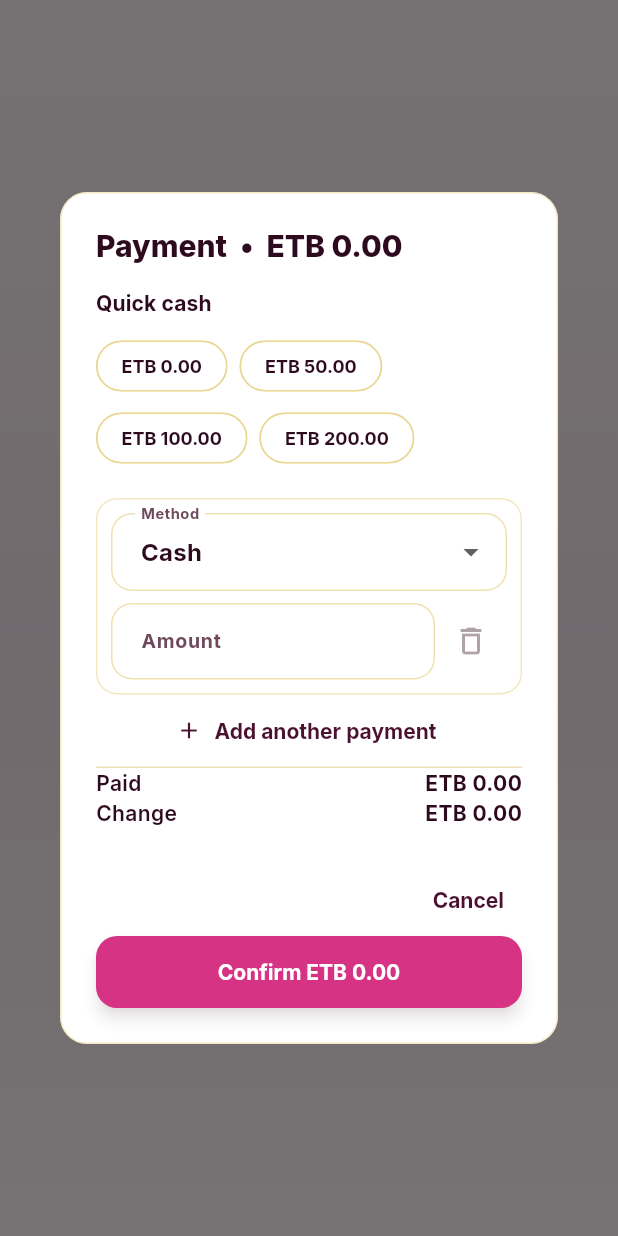
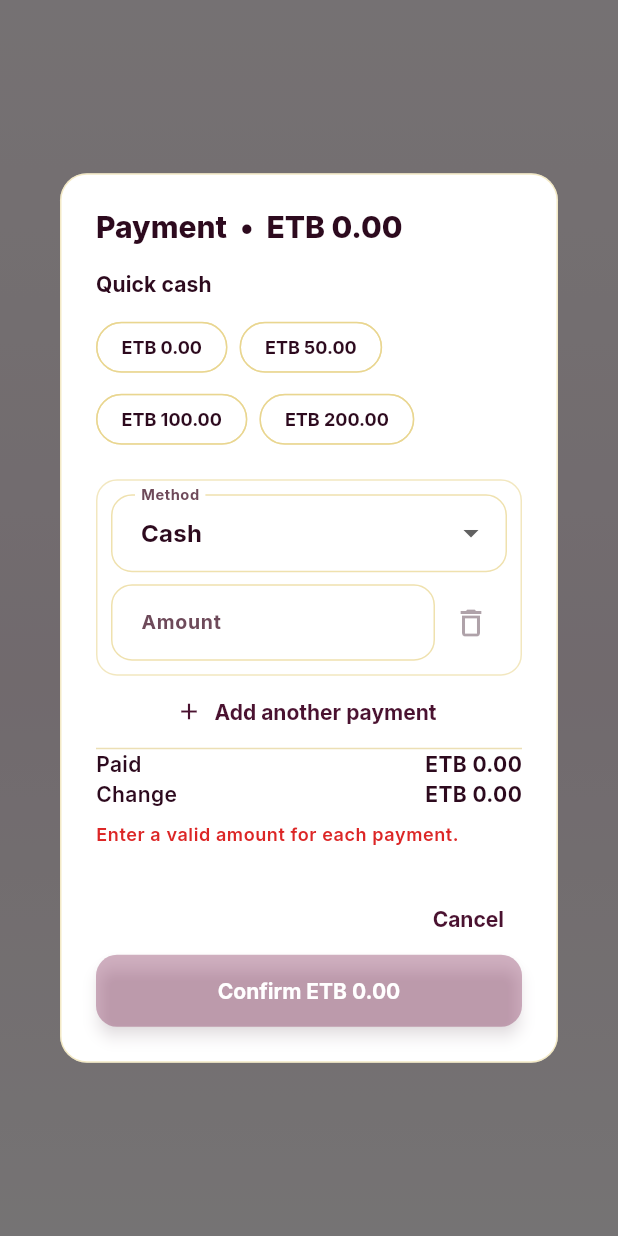
Before and after one commit to saidburte-netizen/Yusra, a Flutter app: what showPaymentDialog() shows on an empty page, opened directly with empty values, on a phone screen of 412 x 824 dp. Run offline on Flutter 3.47's test engine with Material 3 defaults, Android fonts, the phone set to English and light mode, and no system bars; our stand-ins replace connectivity_plus, csv, file_picker, fl_chart, flutter_riverpod, flutter_svg and 9 more; missing offline and left inert: mobile_scanner; accounts and stored records are empty.

Commit message:
perf(ui): lean CI, dashboard invalidation, mobile banking, activity log
Lean push CI to APK-only; move activity log to drawer; add mobile banking reference; wire dashboard refresh/invalidation.

```diff
--- a/lib/core/nav/app_shell.dart
+++ b/lib/core/nav/app_shell.dart
@@ -269,6 +269,8 @@ class _AppDrawer extends ConsumerWidget {
             item('Purchasing', Icons.shopping_cart_outlined,
                 '/purchasing/orders',
                 visible: _can(Modules.purchaseOrders)),
+            item('Activity log', Icons.history, '/activity',
+                visible: _can(Modules.audit)),
             section('Money'),
             item('Expenses', Icons.account_balance_wallet_outlined, '/expenses',
                 visible: _can(Modules.expenses)),
--- a/lib/core/router.dart
+++ b/lib/core/router.dart
@@ -16,6 +16,7 @@ import '../features/auth/profile_error_screen.dart';
 import '../features/auth/profile_screen.dart';
 import '../features/auth/reset_password_screen.dart';
 import '../features/customers/customers_routes.dart';
+import '../features/dashboard/activity_log_screen.dart';
 import '../features/dashboard/dashboard_screen.dart';
 import '../features/dashboard/expected_expenses_screen.dart';
 import '../features/dashboard/pharmacy_value_screen.dart';
@@ -169,6 +170,10 @@ final appRouterProvider = Provider<GoRouter>((ref) {
             builder: (context, state) => const ThemeScreen(),
           ),
           GoRoute(
+            path: '/activity',
+            builder: (context, state) => const ActivityLogScreen(),
+          ),
+          GoRoute(
             path: '/expenses',
             builder: (context, state) => const ExpensesScreen(),
           ),
--- a/lib/features/admin/users_screen.dart
+++ b/lib/features/admin/users_screen.dart
@@ -10,6 +10,7 @@ import '../../core/state/app_cache.dart';
 import '../../core/strings.dart';
 import '../../core/supabase_client.dart';
 import '../../core/widgets.dart';
+import '../dashboard/dashboard_screen.dart' show dashboardRefreshProvider;
 
 class UsersScreen extends ConsumerStatefulWidget {
   const UsersScreen({
@@ -275,6 +276,7 @@ class _UsersScreenState extends ConsumerState<UsersScreen> {
         );
       }
       if (!mounted) return;
+      ref.read(dashboardRefreshProvider.notifier).state++;
       AppSnackbar.success(context, 'Staff member created.');
     } catch (e) {
       if (!mounted) return;
@@ -313,6 +315,7 @@ class _UsersScreenState extends ConsumerState<UsersScreen> {
       if (!mounted) return;
       await _afterUserMutation(user['id']);
       if (!mounted) return;
+      ref.read(dashboardRefreshProvider.notifier).state++;
       AppSnackbar.success(context, 'User access updated.');
       await _load();
     } catch (e) {
@@ -342,6 +345,7 @@ class _UsersScreenState extends ConsumerState<UsersScreen> {
       if (!mounted) return;
       await _afterUserMutation(user['id']);
       if (!mounted) return;
+      ref.read(dashboardRefreshProvider.notifier).state++;
       AppSnackbar.success(
           context, active ? 'User reactivated.' : 'User deactivated.');
       await _load();
--- a/lib/features/pos/screens/payment_dialog.dart
+++ b/lib/features/pos/screens/payment_dialog.dart
@@ -11,10 +11,15 @@ double _paymentDialogWidth(BuildContext context) =>
 
 const _methods = [
   ('cash', 'Cash', Icons.money),
-  ('mobile_money', 'Mobile money', Icons.phone_android),
+  ('mobile_money', 'Mobile banking', Icons.phone_android),
   ('card', 'Card', Icons.credit_card),
   ('bank_transfer', 'Bank transfer', Icons.account_balance),
 ];
+
+bool _needsReference(String method) =>
+    method == 'mobile_money' || method == 'card' || method == 'bank_transfer';
+bool _requiresReference(String method) =>
+    method == 'mobile_money' || method == 'bank_transfer';
 
 /// Returns the payments to send to create_sale. Split payments are allowed;
 /// only cash may produce change (the RPC enforces the same rule).
@@ -29,13 +34,25 @@ Future<List<CartPayment>?> showPaymentDialog(
     context: context,
     builder: (context) => StatefulBuilder(
       builder: (context, setState) {
-        final paid = paidTotal(rows.map((row) => row.toPayment()).toList());
-        final change = changeDue(
-            total: total,
-            payments: rows.map((row) => row.toPayment()).toList());
+        final payments = rows.map((row) => row.toPayment()).toList();
+        final paid = paidTotal(payments);
+        final change = changeDue(total: total, payments: payments);
         final hasCash = rows.any((row) => row.method == 'cash');
-        final canSubmit =
-            rows.isNotEmpty && paid >= total && (paid == total || hasCash);
+        final missingRef = rows.any((r) =>
+            _requiresReference(r.method) &&
+            r.referenceController.text.trim().isEmpty);
+        final hasInvalidAmount = rows.any((r) => r.toPayment().amount <= 0);
+        String? amountError;
+        if (hasInvalidAmount) {
+          amountError = 'Enter a valid amount for each payment.';
+        } else if (paid < total) {
+          amountError = 'Paid amount is less than total.';
+        } else if (paid > total && !hasCash) {
+          amountError = 'Only cash can produce change. Add cash or adjust amounts.';
+        } else if (missingRef) {
+          amountError = 'Reference is required for mobile banking and bank transfer.';
+        }
+        final canSubmit = amountError == null;
 
         return AlertDialog(
           title: Text('Payment  •  ${formatMoney(total)}'),
@@ -46,8 +63,7 @@ Future<List<CartPayment>?> showPaymentDialog(
                 mainAxisSize: MainAxisSize.min,
                 crossAxisAlignment: CrossAxisAlignment.stretch,
                 children: [
-                  Text('Quick cash',
-                      style: Theme.of(context).textTheme.labelLarge),
+                  Text('Quick cash', style: Theme.of(context).textTheme.labelLarge),
                   const SizedBox(height: 8),
                   Wrap(
                     spacing: 8,
@@ -57,10 +73,7 @@ Future<List<CartPayment>?> showPaymentDialog(
                           label: Text(formatMoney(amount)),
                           onPressed: () => setState(() {
                             rows.removeWhere((row) => row.method == 'cash');
-                            rows.insert(
-                              0,
-                              _PaymentRow(method: 'cash', amount: amount),
-                            );
+                            rows.insert(0, _PaymentRow(method: 'cash', amount: amount));
                           }),
                         ),
                     ],
@@ -79,17 +92,12 @@ Future<List<CartPayment>?> showPaymentDialog(
                               value: row.method,
                               isDense: true,
                               isExpanded: true,
-                              decoration: const InputDecoration(
-                                  labelText: 'Method', isDense: true),
+                              decoration: const InputDecoration(labelText: 'Method', isDense: true),
                               items: [
                                 for (final method in _methods)
-                                  DropdownMenuItem(
-                                    value: method.$1,
-                                    child: Text(method.$2),
-                                  ),
+                                  DropdownMenuItem(value: method.$1, child: Text(method.$2)),
                               ],
-                              onChanged: (value) =>
-                                  setState(() => row.method = value ?? 'cash'),
+                              onChanged: (value) => setState(() => row.method = value ?? 'cash'),
                             ),
                             const SizedBox(height: 8),
                             Row(
@@ -98,22 +106,27 @@ Future<List<CartPayment>?> showPaymentDialog(
                                   child: AppTextField(
                                     label: 'Amount',
                                     controller: row.amountController,
-                                    keyboardType:
-                                        const TextInputType.numberWithOptions(
-                                            decimal: true),
+                                    keyboardType: const TextInputType.numberWithOptions(decimal: true),
                                     onChanged: (_) => setState(() {}),
                                   ),
                                 ),
                                 IconButton(
                                   tooltip: 'Remove',
                                   icon: const Icon(Icons.delete_outline),
-                                  onPressed: rows.length == 1
-                                      ? null
-                                      : () =>
-                                          setState(() => rows.removeAt(index)),
+                                  onPressed: rows.length == 1 ? null : () => setState(() => rows.removeAt(index)),
                                 ),
                               ],
                             ),
+                            if (_needsReference(row.method)) ...[
+                              const SizedBox(height: 8),
+                              AppTextField(
+                                label: _requiresReference(row.method)
+                                    ? 'Reference / transaction number *'
+                                    : 'Reference / transaction number',
+                                controller: row.referenceController,
+                                onChanged: (_) => setState(() {}),
+                              ),
+                            ],
                           ],
                         ),
                       ),
@@ -122,56 +135,33 @@ Future<List<CartPayment>?> showPaymentDialog(
                   TextButton.icon(
                     icon: const Icon(Icons.add, size: 18),
                     label: const Text('Add another payment'),
-                    onPressed: () => setState(
-                        () => rows.add(_PaymentRow(method: 'card', amount: 0))),
+                    onPressed: () => setState(() => rows.add(_PaymentRow(method: 'card', amount: 0))),
                   ),
                   const Divider(),
                   Row(
                     mainAxisAlignment: MainAxisAlignment.spaceBetween,
-                    children: [
-                      const Text('Paid'),
-                      Text(formatMoney(paid),
-                          style: const TextStyle(fontWeight: FontWeight.bold)),
-                    ],
+                    children: [const Text('Paid'), Text(formatMoney(paid), style: const TextStyle(fontWeight: FontWeight.bold))],
                   ),
                   Row(
                     mainAxisAlignment: MainAxisAlignment.spaceBetween,
                     children: [
                       const Text('Change'),
-                      Text(formatMoney(change),
-                          style: TextStyle(
-                            fontWeight: FontWeight.bold,
-                            color: change > 0 ? AppColors.success : null,
-                          )),
+                      Text(formatMoney(change), style: TextStyle(fontWeight: FontWeight.bold, color: change > 0 ? AppColors.success : null)),
                     ],
                   ),
-                  if (!canSubmit && paid > total && !hasCash)
+                  if (amountError != null)
                     Padding(
                       padding: const EdgeInsets.only(top: 8),
-                      child: Text(
-                        'Add a cash payment to give change.',
-                        style: Theme.of(context)
-                            .textTheme
-                            .bodySmall
-                            ?.copyWith(color: AppColors.danger),
-                      ),
+                      child: Text(amountError, style: Theme.of(context).textTheme.bodySmall?.copyWith(color: AppColors.danger)),
                     ),
                 ],
               ),
             ),
           ),
           actions: [
-            TextButton(
-              onPressed: () => Navigator.pop(context),
-              child: const Text(S.cancel),
-            ),
+            TextButton(onPressed: () => Navigator.pop(context), child: const Text(S.cancel)),
             ElevatedButton(
-              onPressed: canSubmit
-                  ? () => Navigator.pop(
-                        context,
-                        rows.map((row) => row.toPayment()).toList(),
-                      )
-                  : null,
+              onPressed: canSubmit ? () => Navigator.pop(context, payments) : null,
               child: Text('Confirm ${formatMoney(total)}'),
             ),
           ],
@@ -182,18 +172,17 @@ Future<List<CartPayment>?> showPaymentDialog(
 }
 
 class _PaymentRow {
-  _PaymentRow({
-    required this.method,
-    required double amount,
-  }) : amountController = TextEditingController(
-          text: amount == 0 ? '' : amount.toStringAsFixed(2),
-        );
+  _PaymentRow({required this.method, required double amount})
+      : amountController = TextEditingController(text: amount == 0 ? '' : amount.toStringAsFixed(2)),
+        referenceController = TextEditingController();
 
   String method;
   final TextEditingController amountController;
+  final TextEditingController referenceController;
 
   CartPayment toPayment() => CartPayment(
         method: method,
         amount: double.tryParse(amountController.text.replaceAll(',', '')) ?? 0,
+        reference: referenceController.text.trim().isEmpty ? null : referenceController.text.trim(),
       );
 }
--- a/lib/features/sales/logic/receipts.dart
+++ b/lib/features/sales/logic/receipts.dart
@@ -104,7 +104,12 @@ abstract final class Receipts {
           pw.Divider(color: PdfColors.black),
           ...[
             for (final payment in payments)
-              _row(_methodLabel(payment.method), payment.amount),
+              _row(
+                payment.reference != null && payment.reference!.isNotEmpty
+                    ? '${_methodLabel(payment.method)} (${payment.reference})'
+                    : _methodLabel(payment.method),
+                payment.amount,
+              ),
           ],
           _row('Change', sale.changeDue),
           pw.SizedBox(height: 8),
@@ -252,7 +257,7 @@ abstract final class Receipts {
 
   static String _methodLabel(String method) => switch (method) {
         'cash' => 'Cash',
-        'mobile_money' => 'Mobile money',
+        'mobile_money' => 'Mobile banking',
         'card' => 'Card',
         'bank_transfer' => 'Bank transfer',
         _ => method,
--- a/lib/features/sales/screens/sale_detail_screen.dart
+++ b/lib/features/sales/screens/sale_detail_screen.dart
@@ -140,7 +140,7 @@ class _SaleDetailScreenState extends ConsumerState<SaleDetailScreen> {
                       items: const [
                         DropdownMenuItem(value: 'cash', child: Text('Cash')),
                         DropdownMenuItem(
-                            value: 'mobile_money', child: Text('Mobile money')),
+                            value: 'mobile_money', child: Text('Mobile banking')),
                         DropdownMenuItem(value: 'card', child: Text('Card')),
                         DropdownMenuItem(
                             value: 'bank_transfer',
@@ -360,7 +360,7 @@ class _SaleDetailScreenState extends ConsumerState<SaleDetailScreen> {
                             rows: [
                               for (final payment in rows)
                                 DataTablePlusRow(cells: [
-                                  payment.method.replaceAll('_', ' '),
+                                  payment.method == 'mobile_money' ? 'Mobile banking' : payment.method.replaceAll('_', ' '),
                                   payment.reference ?? '—',
                                   formatMoney(payment.amount),
                                 ]),
--- a/lib/features/sales/screens/sales_screen.dart
+++ b/lib/features/sales/screens/sales_screen.dart
@@ -285,7 +285,7 @@ class _SalesScreenState extends ConsumerState<SalesScreen> {
                       DropdownMenuItem(value: null, child: Text('All methods')),
                       DropdownMenuItem(value: 'cash', child: Text('Cash')),
                       DropdownMenuItem(
-                          value: 'mobile_money', child: Text('Mobile money')),
+                          value: 'mobile_money', child: Text('Mobile banking')),
                       DropdownMenuItem(value: 'card', child: Text('Card')),
                       DropdownMenuItem(
                           value: 'bank_transfer', child: Text('Bank transfer')),
```
Also changed, not shown: lib/core/state/invalidation.dart (+61 -0 lines), lib/features/dashboard/activity_log_screen.dart (added, +80 -0 lines), lib/features/dashboard/dashboard_screen.dart (+15 -44 lines), 2 other files.
